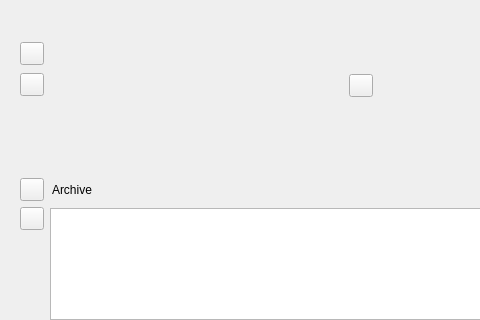
zkovari/plotlyst, file ui/premise_builder_widget.ui: the form before one commit; both pictures show x 0 to 480 and y 243 to 563 of the 599 by 563 pixel window.
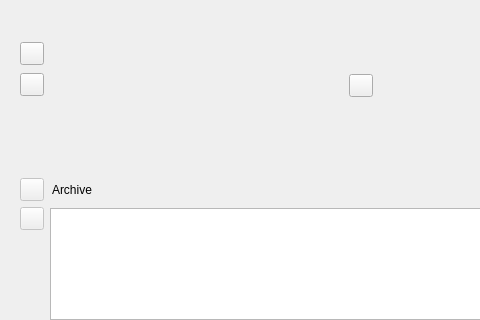
The form after the commit. Custom widgets are drawn as their Qt base class.

Commit message: remove premise from archive

Diff of the .ui file:
```diff
--- a/ui/premise_builder_widget.ui
+++ b/ui/premise_builder_widget.ui
@@ -815,6 +815,9 @@
                <layout class="QVBoxLayout" name="verticalLayout_9">
                 <item>
                  <widget class="QToolButton" name="btnEditPremiseArchive">
+                  <property name="enabled">
+                   <bool>false</bool>
+                  </property>
                   <property name="cursor">
                    <cursorShape>PointingHandCursor</cursorShape>
                   </property>
@@ -828,6 +831,9 @@
                 </item>
                 <item>
                  <widget class="QToolButton" name="btnDeletePremiseArchive">
+                  <property name="enabled">
+                   <bool>false</bool>
+                  </property>
                   <property name="cursor">
                    <cursorShape>PointingHandCursor</cursorShape>
                   </property>
```
The commit also changes 1 other file.
